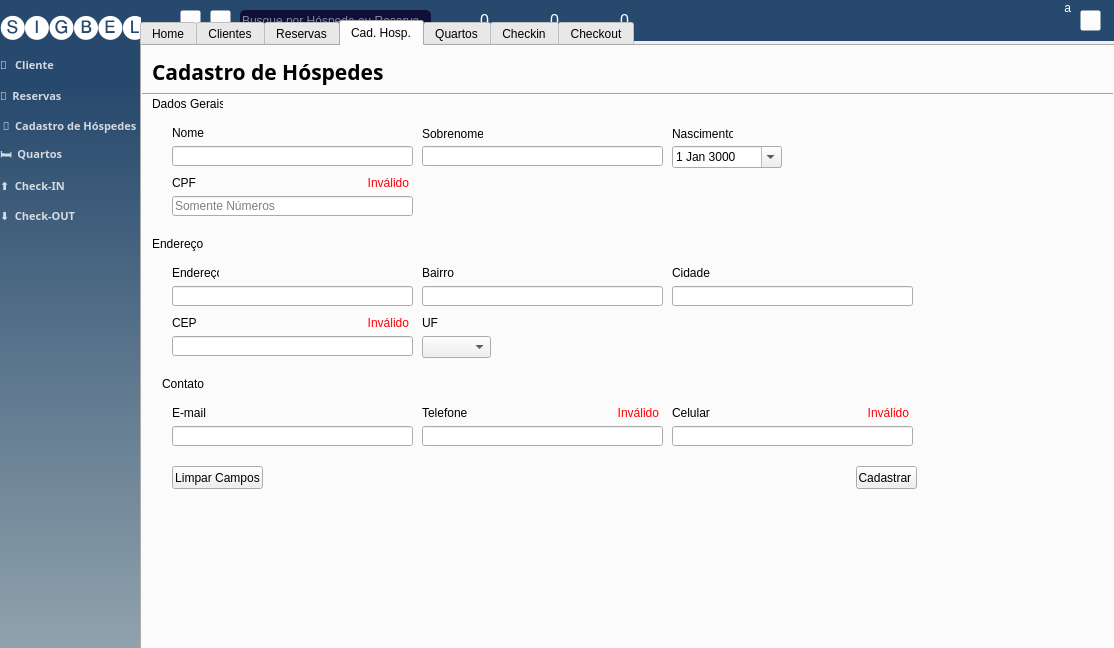
Above: styles/main_window.ui from Sigbel/booking-manager before the change. Below: the same form after it.
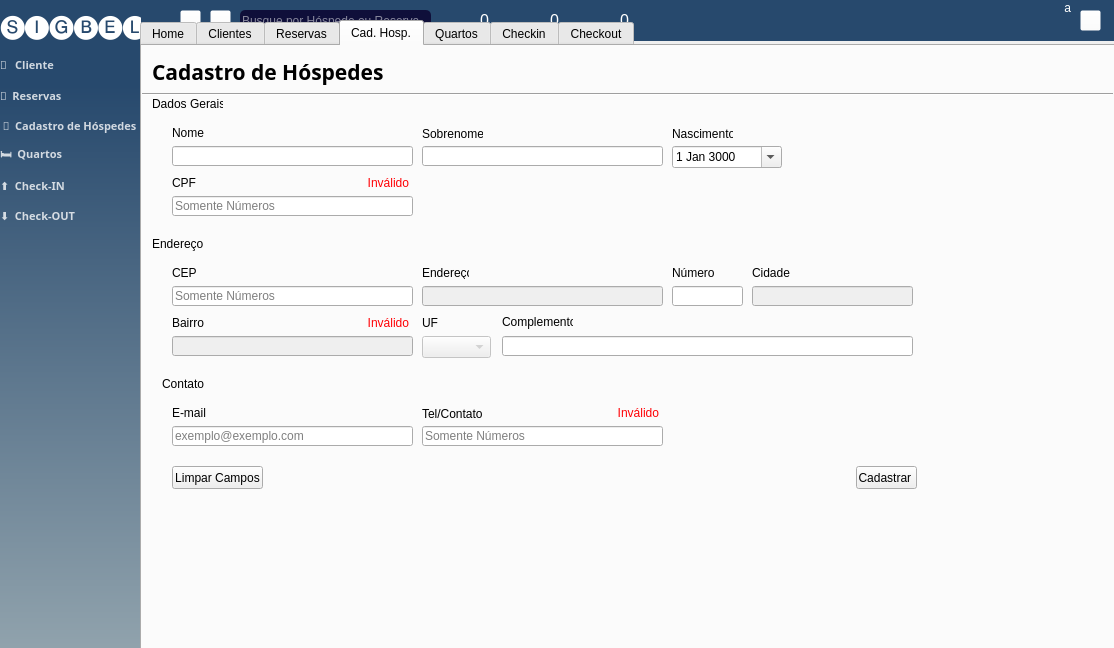
That is the form after the change. The open tabs and pages were chosen to show the change. Icons and pictures are not drawn.

```diff
--- a/styles/main_window.ui
+++ b/styles/main_window.ui
@@ -1654,8 +1654,8 @@
      <widget class="QLabel" name="label_9">
       <property name="geometry">
        <rect>
-        <x>280</x>
-        <y>220</y>
+        <x>30</x>
+        <y>270</y>
         <width>47</width>
         <height>13</height>
        </rect>
@@ -1667,7 +1667,7 @@
      <widget class="QLabel" name="label_10">
       <property name="geometry">
        <rect>
-        <x>530</x>
+        <x>610</x>
         <y>220</y>
         <width>47</width>
         <height>13</height>
@@ -1680,7 +1680,7 @@
      <widget class="QLabel" name="label_12">
       <property name="geometry">
        <rect>
-        <x>30</x>
+        <x>280</x>
         <y>220</y>
         <width>47</width>
         <height>13</height>
@@ -1708,12 +1708,12 @@
        <rect>
         <x>280</x>
         <y>360</y>
-        <width>47</width>
-        <height>13</height>
+        <width>91</width>
+        <height>16</height>
        </rect>
       </property>
       <property name="text">
-       <string>Telefone</string>
+       <string>Tel/Contato</string>
       </property>
      </widget>
      <widget class="QLabel" name="label_16">
@@ -1746,7 +1746,7 @@
       <property name="geometry">
        <rect>
         <x>30</x>
-        <y>270</y>
+        <y>220</y>
         <width>47</width>
         <height>13</height>
        </rect>
@@ -1828,9 +1828,12 @@
       </property>
      </widget>
      <widget class="QLineEdit" name="line_adress">
+      <property name="enabled">
+       <bool>false</bool>
+      </property>
       <property name="geometry">
        <rect>
-        <x>30</x>
+        <x>280</x>
         <y>240</y>
         <width>241</width>
         <height>20</height>
@@ -1838,21 +1841,27 @@
       </property>
      </widget>
      <widget class="QLineEdit" name="line_district">
+      <property name="enabled">
+       <bool>false</bool>
+      </property>
       <property name="geometry">
        <rect>
-        <x>280</x>
-        <y>240</y>
+        <x>30</x>
+        <y>290</y>
         <width>241</width>
         <height>20</height>
        </rect>
       </property>
      </widget>
      <widget class="QLineEdit" name="line_city">
+      <property name="enabled">
+       <bool>false</bool>
+      </property>
       <property name="geometry">
        <rect>
-        <x>530</x>
+        <x>610</x>
         <y>240</y>
-        <width>241</width>
+        <width>161</width>
         <height>20</height>
        </rect>
       </property>
@@ -1861,11 +1870,17 @@
       <property name="geometry">
        <rect>
         <x>30</x>
-        <y>290</y>
+        <y>240</y>
         <width>241</width>
         <height>20</height>
        </rect>
       </property>
+      <property name="placeholderText">
+       <string>Somente Números</string>
+      </property>
+      <property name="clearButtonEnabled">
+       <bool>true</bool>
+      </property>
      </widget>
      <widget class="QLabel" name="label_22">
       <property name="geometry">
@@ -1889,6 +1904,12 @@
         <height>20</height>
        </rect>
       </property>
+      <property name="placeholderText">
+       <string>exemplo@exemplo.com</string>
+      </property>
+      <property name="clearButtonEnabled">
+       <bool>true</bool>
+      </property>
      </widget>
      <widget class="QLineEdit" name="line_tel">
       <property name="geometry">
@@ -1899,28 +1920,11 @@
         <height>20</height>
        </rect>
       </property>
-     </widget>
-     <widget class="QLabel" name="label_23">
-      <property name="geometry">
-       <rect>
-        <x>530</x>
-        <y>360</y>
-        <width>47</width>
-        <height>13</height>
-       </rect>
+      <property name="placeholderText">
+       <string>Somente Números </string>
       </property>
-      <property name="text">
-       <string>Celular</string>
-      </property>
-     </widget>
-     <widget class="QLineEdit" name="line_cellphone">
-      <property name="geometry">
-       <rect>
-        <x>530</x>
-        <y>380</y>
-        <width>241</width>
-        <height>20</height>
-       </rect>
+      <property name="clearButtonEnabled">
+       <bool>true</bool>
       </property>
      </widget>
      <widget class="QPushButton" name="btn_clear_all_c">
@@ -1993,29 +1997,10 @@
        <set>Qt::AlignRight|Qt::AlignTrailing|Qt::AlignVCenter</set>
       </property>
      </widget>
-     <widget class="QLabel" name="test_cel">
-      <property name="enabled">
-       <bool>true</bool>
-      </property>
-      <property name="geometry">
-       <rect>
-        <x>720</x>
-        <y>360</y>
-        <width>47</width>
-        <height>13</height>
-       </rect>
-      </property>
-      <property name="styleSheet">
-       <string notr="true">color: rgb(255, 0, 4)</string>
-      </property>
-      <property name="text">
-       <string>Inválido</string>
-      </property>
-      <property name="alignment">
-       <set>Qt::AlignRight|Qt::AlignTrailing|Qt::AlignVCenter</set>
-      </property>
-     </widget>
      <widget class="QComboBox" name="combo_uf">
+      <property name="enabled">
+       <bool>false</bool>
+      </property>
       <property name="geometry">
        <rect>
         <x>280</x>
@@ -2024,6 +2009,12 @@
         <height>22</height>
        </rect>
       </property>
+      <property name="styleSheet">
+       <string notr="true"/>
+      </property>
+      <property name="frame">
+       <bool>true</bool>
+      </property>
       <item>
        <property name="text">
         <string/>
@@ -2207,6 +2198,58 @@
        </date>
       </property>
      </widget>
+     <widget class="QLineEdit" name="line_complement">
+      <property name="geometry">
+       <rect>
+        <x>360</x>
+        <y>290</y>
+        <width>411</width>
+        <height>20</height>
+       </rect>
+      </property>
+      <property name="clearButtonEnabled">
+       <bool>true</bool>
+      </property>
+     </widget>
+     <widget class="QLabel" name="label_86">
+      <property name="geometry">
+       <rect>
+        <x>360</x>
+        <y>266</y>
+        <width>71</width>
+        <height>20</height>
+       </rect>
+      </property>
+      <property name="text">
+       <string>Complemento</string>
+      </property>
+     </widget>
+     <widget class="QLineEdit" name="line_adress_number">
+      <property name="geometry">
+       <rect>
+        <x>530</x>
+        <y>240</y>
+        <width>71</width>
+        <height>20</height>
+       </rect>
+      </property>
+      <property name="clearButtonEnabled">
+       <bool>true</bool>
+      </property>
+     </widget>
+     <widget class="QLabel" name="label_87">
+      <property name="geometry">
+       <rect>
+        <x>530</x>
+        <y>220</y>
+        <width>47</width>
+        <height>13</height>
+       </rect>
+      </property>
+      <property name="text">
+       <string>Número</string>
+      </property>
+     </widget>
     </widget>
     <widget class="QWidget" name="tab_quartos">
      <attribute name="title">
```
Left out of the diff: 138 changed lines with no effect on the pictures.
